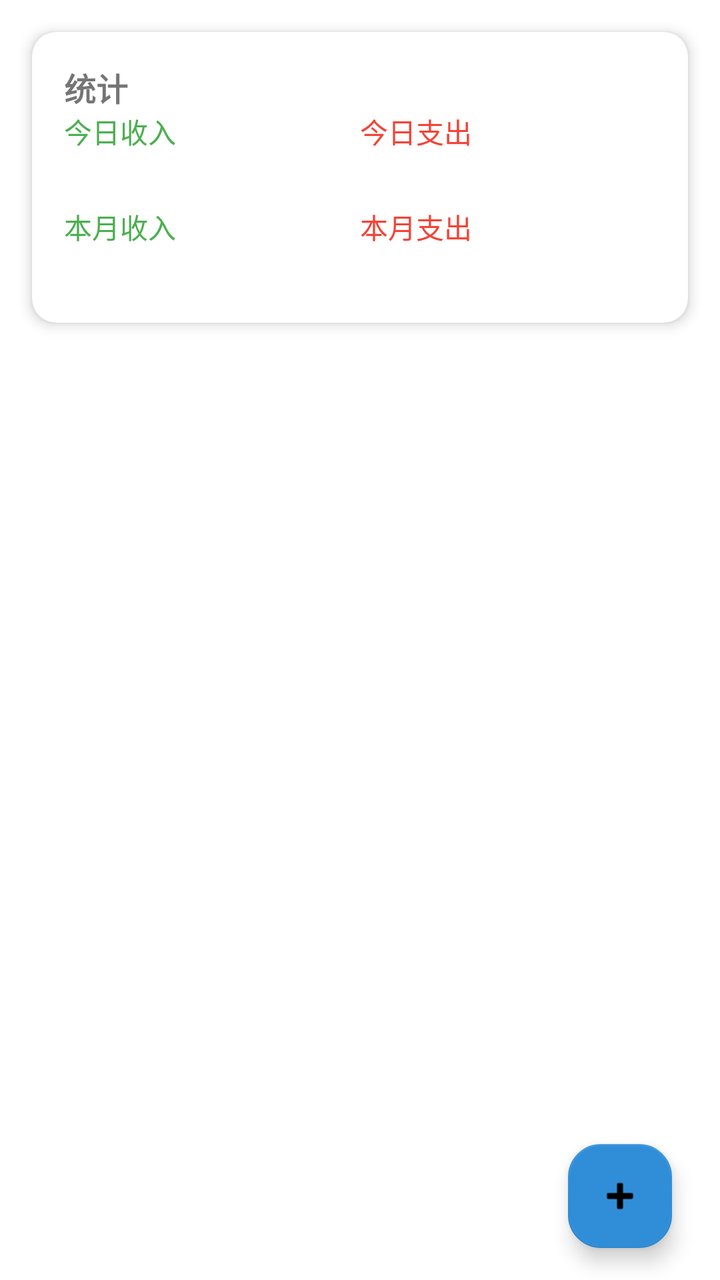
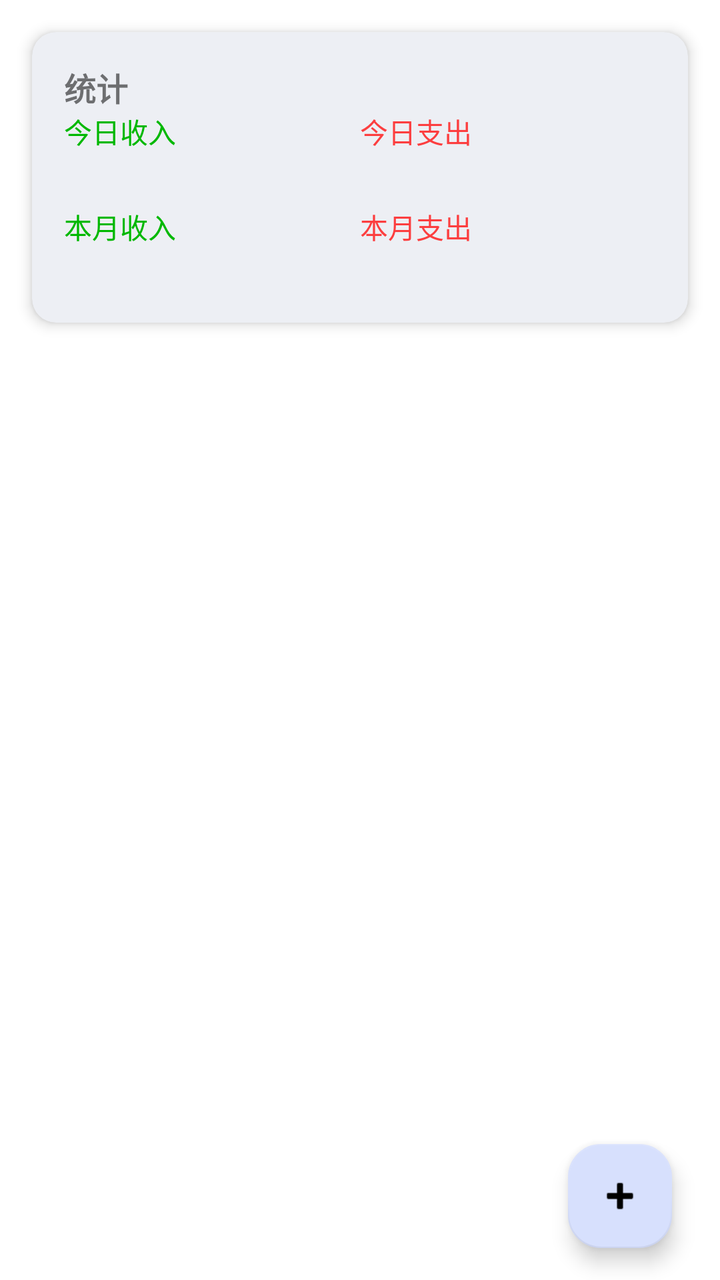

Screens rendered from an Android XML layout before and after an edit, with the pre-edit source and the edit as a unified diff.
<!-- AndroidManifest.xml: application theme Theme.DeepBookkeeping -->
<!-- res/layout/fragment_home.xml -->
<?xml version="1.0" encoding="utf-8"?>
<FrameLayout xmlns:android="http://schemas.android.com/apk/res/android"
    xmlns:app="http://schemas.android.com/apk/res-auto"
    xmlns:tools="http://schemas.android.com/tools"
    android:layout_width="match_parent"
    android:layout_height="match_parent"
    tools:context=".ui.home.HomeFragment">

    <LinearLayout
        android:layout_width="match_parent"
        android:layout_height="match_parent"
        android:orientation="vertical">

        
        <androidx.cardview.widget.CardView
            android:layout_width="match_parent"
            android:layout_height="wrap_content"
            android:layout_margin="16dp"
            app:cardCornerRadius="12dp"
            app:cardElevation="4dp">

            <LinearLayout
                android:layout_width="match_parent"
                android:layout_height="wrap_content"
                android:orientation="vertical"
                android:padding="16dp">

                <TextView
                    android:layout_width="match_parent"
                    android:layout_height="wrap_content"
                    android:text="@string/statistic"
                    android:textSize="16sp"
                    android:textStyle="bold" />

                <LinearLayout
                    android:layout_width="match_parent"
                    android:layout_height="wrap_content"
                    android:orientation="horizontal"
                    android:weightSum="2">

                    <LinearLayout
                        android:layout_width="0dp"
                        android:layout_height="wrap_content"
                        android:layout_weight="1"
                        android:orientation="vertical">

                        <TextView
                            android:layout_width="match_parent"
                            android:layout_height="wrap_content"
                            android:text="@string/todayIncome"
                            android:textColor="#4CAF50" />

                        <TextView
                            android:id="@+id/todayIncomeTextView"
                            android:layout_width="match_parent"
                            android:layout_height="wrap_content"
                            android:textSize="20sp"
                            android:textStyle="bold" />
                    </LinearLayout>

                    <LinearLayout
                        android:layout_width="0dp"
                        android:layout_height="wrap_content"
                        android:layout_weight="1"
                        android:orientation="vertical">

                        <TextView
                            android:layout_width="match_parent"
                            android:layout_height="wrap_content"
                            android:text="@string/todayExpense"
                            android:textColor="#F44336" />

                        <TextView
                            android:id="@+id/todayExpenseTextView"
                            android:layout_width="match_parent"
                            android:layout_height="wrap_content"
                            android:textSize="20sp"
                            android:textStyle="bold" />
                    </LinearLayout>
                </LinearLayout>

                <LinearLayout
                    android:layout_width="match_parent"
                    android:layout_height="wrap_content"
                    android:orientation="horizontal"
                    android:weightSum="2">

                    <LinearLayout
                        android:layout_width="0dp"
                        android:layout_height="wrap_content"
                        android:layout_weight="1"
                        android:orientation="vertical">

                        <TextView
                            android:layout_width="match_parent"
                            android:layout_height="wrap_content"
                            android:text="@string/monthIncome"
                            android:textColor="#4CAF50" />

                        <TextView
                            android:id="@+id/monthIncomeTextView"
                            android:layout_width="match_parent"
                            android:layout_height="wrap_content"
                            android:textSize="16sp" />
                    </LinearLayout>

                    <LinearLayout
                        android:layout_width="0dp"
                        android:layout_height="wrap_content"
                        android:layout_weight="1"
                        android:orientation="vertical">

                        <TextView
                            android:layout_width="match_parent"
                            android:layout_height="wrap_content"
                            android:text="@string/monthExpense"
                            android:textColor="#F44336" />

                        <TextView
                            android:id="@+id/monthExpenseTextView"
                            android:layout_width="match_parent"
                            android:layout_height="wrap_content"
                            android:textSize="16sp" />
                    </LinearLayout>
                </LinearLayout>
            </LinearLayout>
        </androidx.cardview.widget.CardView>

        
        <androidx.recyclerview.widget.RecyclerView
            android:id="@+id/transactionsRecyclerView"
            android:layout_width="match_parent"
            android:layout_height="0dp"
            android:layout_weight="1"
            android:clipToPadding="false"
            android:paddingHorizontal="10dp"
            android:paddingBottom="16dp"
            android:scrollbars="vertical"
            app:layoutManager="androidx.recyclerview.widget.LinearLayoutManager" />

        <TextView
            android:id="@+id/emptyView"
            android:layout_width="match_parent"
            android:layout_height="0dp"
            android:layout_weight="1"
            android:gravity="center"
            android:text="暂无收支记录"
            android:textSize="18sp"
            android:visibility="gone" />
    </LinearLayout>

    
    <com.google.android.material.floatingactionbutton.FloatingActionButton
        android:id="@+id/addTransactionFab"
        style="@style/RoundedRectFAB"
        android:layout_width="wrap_content"
        android:layout_height="wrap_content"
        android:layout_gravity="bottom|end"
        android:layout_marginHorizontal="24dp"
        android:layout_marginVertical="16dp"
        android:src="@android:drawable/ic_input_add"
        app:backgroundTint="@color/my_primary" />

</FrameLayout>
<!-- resources referenced by this layout -->
<resources>
  <color name="my_primary">#308ED9</color>
  <string name="monthExpense">本月支出</string>
  <string name="monthIncome">本月收入</string>
  <string name="statistic">统计</string>
  <string name="todayExpense">今日支出</string>
  <string name="todayIncome">今日收入</string>
  <style name="RoundedRectFAB" parent="Widget.MaterialComponents.FloatingActionButton">
          <item name="shapeAppearanceOverlay">@style/ShapeAppearance.RoundedRect</item>
          <item name="fabCustomSize">52dp</item>
      </style>
  <style name="Theme.DeepBookkeeping" parent="Base.Theme.DeepBookkeeping" />
  <style name="ShapeAppearance.RoundedRect" parent="">
          <item name="cornerFamily">rounded</item>
          <item name="cornerSize">16dp</item>
      </style>
  <style name="Base.Theme.DeepBookkeeping" parent="Theme.MaterialComponents.DayNight.NoActionBar">
          
           <item name="colorPrimary">@color/my_primary</item>
      </style>
</resources>

<!-- the commit's change to res/layout/fragment_home.xml (unified diff, before → after) -->
@@ -16,6 +16,7 @@
             android:layout_width="match_parent"
             android:layout_height="wrap_content"
             android:layout_margin="16dp"
+            app:cardBackgroundColor="@color/color_statistic_card_background"
             app:cardCornerRadius="12dp"
             app:cardElevation="4dp">
 
@@ -48,7 +49,7 @@
                             android:layout_width="match_parent"
                             android:layout_height="wrap_content"
                             android:text="@string/todayIncome"
-                            android:textColor="#4CAF50" />
+                            android:textColor="#00B800" />
 
                         <TextView
                             android:id="@+id/todayIncomeTextView"
@@ -68,7 +69,7 @@
                             android:layout_width="match_parent"
                             android:layout_height="wrap_content"
                             android:text="@string/todayExpense"
-                            android:textColor="#F44336" />
+                            android:textColor="#FC3E3F" />
 
                         <TextView
                             android:id="@+id/todayExpenseTextView"
@@ -95,7 +96,7 @@
                             android:layout_width="match_parent"
                             android:layout_height="wrap_content"
                             android:text="@string/monthIncome"
-                            android:textColor="#4CAF50" />
+                            android:textColor="#00B800" />
 
                         <TextView
                             android:id="@+id/monthIncomeTextView"
@@ -114,7 +115,7 @@
                             android:layout_width="match_parent"
                             android:layout_height="wrap_content"
                             android:text="@string/monthExpense"
-                            android:textColor="#F44336" />
+                            android:textColor="#FC3E3F" />
 
                         <TextView
                             android:id="@+id/monthExpenseTextView"
@@ -159,6 +160,6 @@
         android:layout_marginHorizontal="24dp"
         android:layout_marginVertical="16dp"
         android:src="@android:drawable/ic_input_add"
-        app:backgroundTint="@color/my_primary" />
+        app:backgroundTint="@color/color_fab" />
 
 </FrameLayout>
<!-- resource entries referenced after the edit -->
@@ -1,6 +1,8 @@
 <!-- resources referenced by this layout -->
 <resources>
-  <color name="my_primary">#308ED9</color>
+  <color name="color_fab">#D7E0FD</color>
+  <color name="color_statistic_card_background">#EDEFF4</color>
+  <color name="my_primary">#465C91</color>
   <string name="monthExpense">本月支出</string>
   <string name="monthIncome">本月收入</string>
   <string name="statistic">统计</string>
